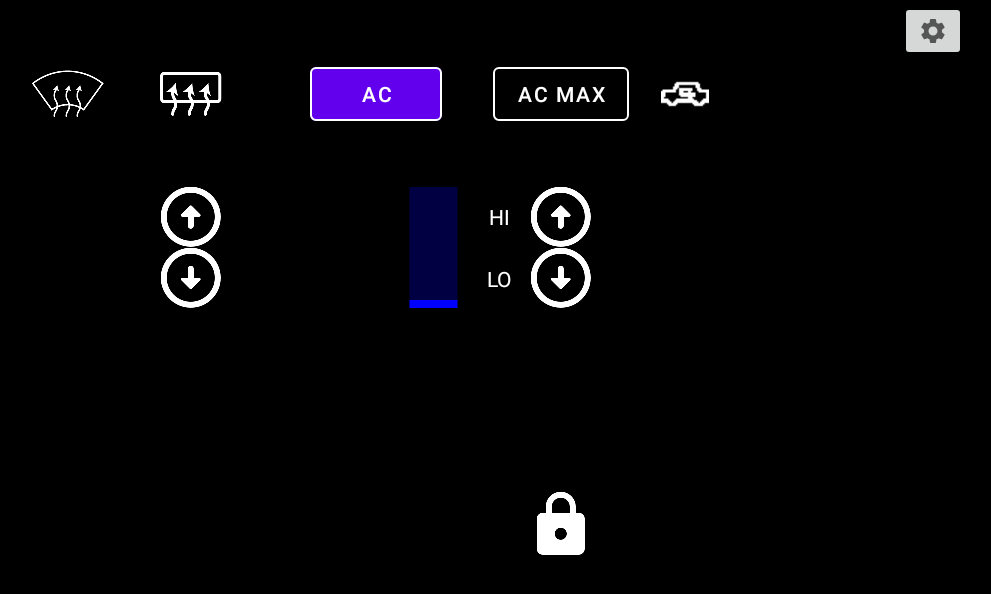
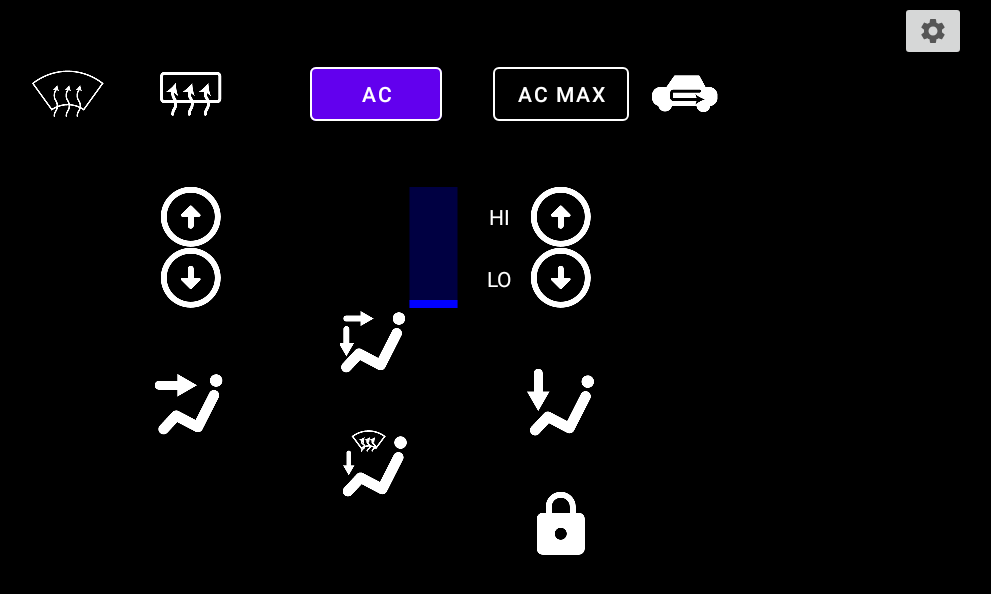
Before and after one commit to Goochy12/BA-Falcon-Custom-Climate-Control, an Android app: the screen it shows after launch (MainActivity), on a phone screen of 824 x 412 dp (held sideways). Shown: the top 594 px of the screen, without its empty margins (242-1233 px from the left). Run offline under Robolectric (Android 15) with nearby library versions, the phone set to English and light mode, and no system bars; libraries missing offline, so code that uses them is left out: com.felhr.usbserial.

Commit message:
add climate buttons

```diff
--- a/app/src/main/res/layout/fragment_root_main.xml
+++ b/app/src/main/res/layout/fragment_root_main.xml
@@ -342,7 +342,7 @@
             app:layout_constraintEnd_toStartOf="@+id/vdivider8"
             app:layout_constraintStart_toEndOf="@+id/vdivider7"
             app:layout_constraintTop_toBottomOf="@+id/divider10"
-            app:srcCompat="@drawable/recirculation" />
+            app:srcCompat="@drawable/closed_cabin"/>
 
         <!--        Fan and Temp-->
         <ImageButton
@@ -442,6 +442,50 @@
             app:layout_constraintTop_toTopOf="parent"
             app:srcCompat="@drawable/baseline_settings_20" />
 
+        <ImageButton
+            android:id="@+id/face_button"
+            android:layout_width="wrap_content"
+            android:layout_height="wrap_content"
+            android:src="@drawable/face"
+            android:background="@null"
+            app:layout_constraintBottom_toTopOf="@+id/divider70"
+            app:layout_constraintEnd_toStartOf="@+id/vdivider4"
+            app:layout_constraintStart_toEndOf="@+id/vdivider3"
+            app:layout_constraintTop_toBottomOf="@+id/divider60" />
+
+        <ImageButton
+            android:id="@+id/face_feet_button"
+            android:layout_width="wrap_content"
+            android:layout_height="wrap_content"
+            android:src="@drawable/face_feet"
+            android:background="@null"
+            app:layout_constraintBottom_toTopOf="@+id/divider60"
+            app:layout_constraintEnd_toStartOf="@+id/vdivider55"
+            app:layout_constraintStart_toEndOf="@+id/vdivider45"
+            app:layout_constraintTop_toBottomOf="@+id/divider50" />
+
+        <ImageButton
+            android:id="@+id/feet_button"
+            android:layout_width="wrap_content"
+            android:layout_height="wrap_content"
+            android:src="@drawable/feet"
+            android:background="@null"
+            app:layout_constraintBottom_toTopOf="@+id/divider70"
+            app:layout_constraintEnd_toStartOf="@+id/vdivider7"
+            app:layout_constraintStart_toEndOf="@+id/vdivider6"
+            app:layout_constraintTop_toBottomOf="@+id/divider60" />
+
+        <ImageButton
+            android:id="@+id/feet_fron_demist_button"
+            android:layout_width="wrap_content"
+            android:layout_height="wrap_content"
+            android:src="@drawable/feet_front_demist"
+            android:background="@null"
+            app:layout_constraintBottom_toTopOf="@+id/divider80"
+            app:layout_constraintEnd_toStartOf="@+id/vdivider55"
+            app:layout_constraintStart_toEndOf="@+id/vdivider45"
+            app:layout_constraintTop_toBottomOf="@+id/divider70" />
+
     </androidx.constraintlayout.widget.ConstraintLayout>
 
 </FrameLayout>
```
